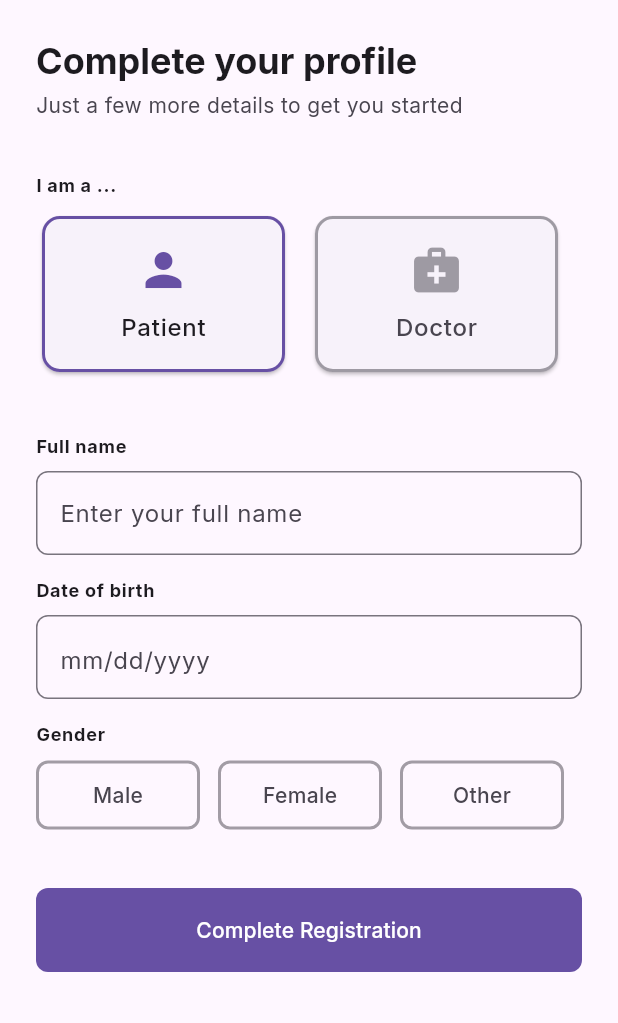
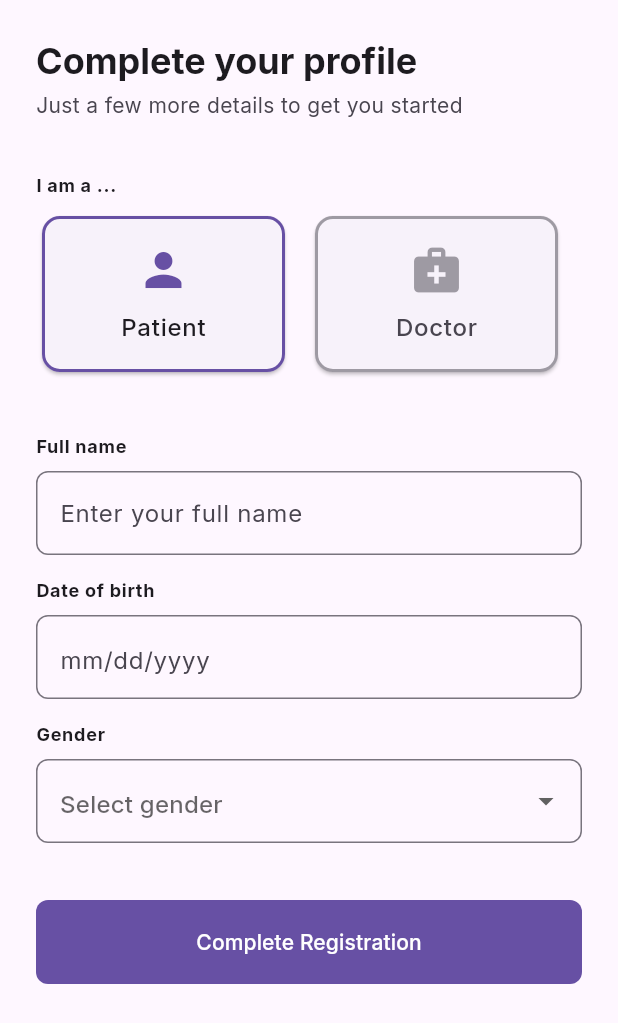
Before and after one commit to sudo-114/flutter_homemed, a Flutter app: the screen it shows once a user with an empty profile is signed in, on a phone screen of 412 x 824 dp. Shown: the top 1023 px of the screen. Run offline on Flutter 3.47's test engine with Material 3 defaults, Android fonts, the phone set to English and light mode, and no system bars; drawn by our look-alikes of date_field; our stand-ins replace flutter_dotenv, form_builder_validators, go_router, intl_phone_field, pinput, supabase_flutter; accounts and stored records are empty; statements that could not run were skipped.

Commit message:
add null check to date and change gender field

```diff
--- a/lib/widgets/patient_form.dart
+++ b/lib/widgets/patient_form.dart
@@ -1,5 +1,3 @@
-import 'dart:convert';
-
 import 'package:date_field/date_field.dart';
 import 'package:flutter/material.dart';
 import 'package:form_builder_validators/form_builder_validators.dart';
@@ -19,18 +17,15 @@ class PatientForm extends StatefulWidget {
 }
 
 class _PatientFormState extends State<PatientForm> {
-  final List _gender = jsonDecode('''
-  [
-    {"id": "male", "label" : "Male"},
-    {"id": "female", "label" : "Female"},
-    {"id": "other", "label" : "Other"}
-  ]
-  ''');
+  final List<DropdownMenuItem<String>> _gender = [
+    DropdownMenuItem(value: 'male', child: Text('Male')),
+    DropdownMenuItem(value: 'female', child: Text('Female')),
+  ];
 
   final _formKey = GlobalKey<FormState>();
+  DateTime? _date;
+  String? dob;
   String? _selectedGender;
-  String? _genderError;
-  DateTime? _date;
   final _name = TextEditingController();
   bool _isLoading = false;
 
@@ -39,24 +34,18 @@ class _PatientFormState extends State<PatientForm> {
 
     try {
       final isValid = _formKey.currentState?.validate() ?? false;
-      final dob = DateFormat.yMd().format(_date!);
 
-      setState(() {
-        _genderError = _selectedGender == null
-            ? 'Please select a gender'
-            : null;
-      });
+      if (_date != null) {
+        dob = DateFormat.yMd().format(_date!);
+      }
 
-      if (!isValid || _selectedGender == null) {
-        return;
-      }
+      if (!isValid) return;
 
       final userId = supabase.auth.currentUser?.id;
 
       final payload = {
         'id': userId,
         'name': _name.text.trim(),
-        'gender': _selectedGender,
         'dob': dob,
         'phone': widget.phone,
         'role': widget.role,
@@ -81,7 +70,6 @@ class _PatientFormState extends State<PatientForm> {
       if (e.toString().contains('SocketException')) {
         errMsg = 'No internet connection';
       }
-
       if (!mounted) return;
       ScaffoldMessenger.of(
         context,
@@ -101,8 +89,6 @@ class _PatientFormState extends State<PatientForm> {
 
   @override
   Widget build(BuildContext context) {
-    final theme = Theme.of(context);
-
     return Form(
       key: _formKey,
       child: Column(
@@ -137,54 +123,15 @@ class _PatientFormState extends State<PatientForm> {
           const SizedBox(height: 16),
 
           const FieldLabel(label: 'Gender'),
-          Row(
-            children: _gender.map((gender) {
-              final id = gender['id'] as String;
-              final label = gender['label'] as String;
-              final selected = _selectedGender == id;
-
-              return Expanded(
-                child: Padding(
-                  padding: const EdgeInsets.only(right: 12.0),
-                  child: OutlinedButton(
-                    style: OutlinedButton.styleFrom(
-                      minimumSize: .fromHeight(46),
-                      side: BorderSide(
-                        width: 2,
-                        color: selected
-                            ? theme.colorScheme.primary
-                            : theme.colorScheme.onSurfaceVariant.withAlpha(130),
-                      ),
-                      backgroundColor: selected
-                          ? theme.colorScheme.primary.withAlpha(20)
-                          : null,
-                      shape: RoundedRectangleBorder(borderRadius: .circular(8)),
-                    ),
-                    onPressed: () => setState(() => _selectedGender = id),
-                    child: Text(
-                      label,
-                      style: theme.textTheme.bodyMedium?.copyWith(
-                        fontWeight: .w500,
-                        color: selected
-                            ? theme.colorScheme.primary
-                            : theme.colorScheme.onSurfaceVariant,
-                      ),
-                    ),
-                  ),
-                ),
-              );
-            }).toList(),
+          DropdownButtonFormField(
+            items: _gender,
+            initialValue: _selectedGender,
+            decoration: const InputDecoration(hintText: 'Select gender'),
+            onChanged: (value) => _selectedGender = value,
+            validator: FormBuilderValidators.required(
+              errorText: 'Please select your gender',
+            ),
           ),
-
-          if (_genderError != null) ...[
-            const SizedBox(height: 4),
-            Text(
-              _genderError!,
-              style: theme.textTheme.bodySmall?.copyWith(
-                color: theme.colorScheme.error,
-              ),
-            ),
-          ],
 
           const SizedBox(height: 38),
 
```
